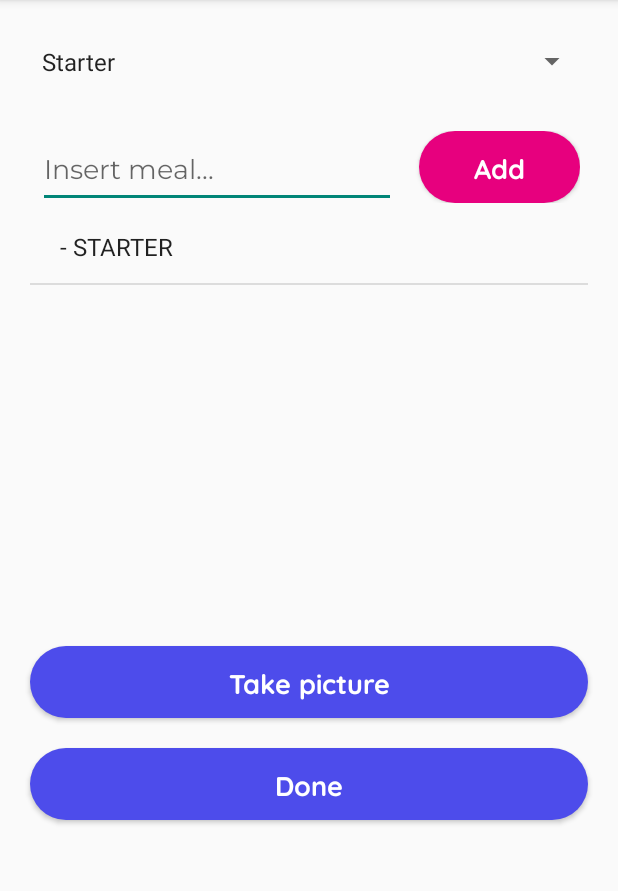
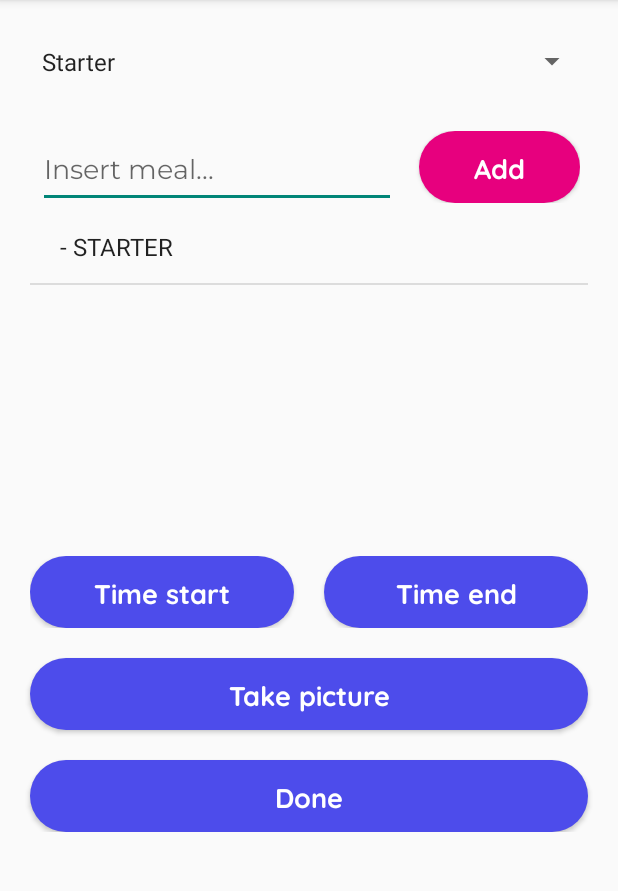
Before and after one commit to darkshadowultimate/weekplanning, an Android app: the AddLunchDinner screen opened directly, with no data from a screen before it, after a tap on "Add", on a phone screen of 412 x 824 dp, the part 75-966 px from its top. Run offline under Robolectric (Android 15) with nearby library versions, the phone set to English and light mode, and no system bars; our stand-ins replace Firebase (no records; nobody signed in at launch, a user with empty details on screens opened directly); libraries missing offline, so code that uses them is left out: com.google.api.client, com.google.api.services; 5 statements that could not run were skipped.

Commit message:
- Implementation of Google Calendar inside AddLunchDinner.java - Change behaviour of back button (now it redirectes to the past activity and nothing else)

```diff
--- a/app/src/main/java/it/unindubria/pdm/weekplanning/AddLunchDinner.java
+++ b/app/src/main/java/it/unindubria/pdm/weekplanning/AddLunchDinner.java
@@ -2,6 +2,7 @@ package it.unindubria.pdm.weekplanning;
 
 import android.Manifest;
 import android.app.Activity;
+import android.app.TimePickerDialog;
 import android.content.DialogInterface;
 import android.content.Intent;
 import android.content.pm.PackageManager;
@@ -15,6 +16,7 @@ import android.support.v4.content.ContextCompat;
 import android.support.v7.app.AlertDialog;
 import android.support.v7.app.AppCompatActivity;
 import android.os.Bundle;
+import android.util.Log;
 import android.view.View;
 import android.widget.AdapterView;
 import android.widget.ArrayAdapter;
@@ -23,7 +25,9 @@ import android.widget.EditText;
 import android.widget.ImageView;
 import android.widget.ListView;
 import android.widget.Spinner;
+import android.widget.TimePicker;
 
+import com.google.api.client.googleapis.extensions.android.gms.auth.UserRecoverableAuthIOException;
 import com.google.firebase.auth.FirebaseAuth;
 import com.google.firebase.auth.FirebaseUser;
 
@@ -31,33 +35,39 @@ import java.io.File;
 import java.io.FileOutputStream;
 import java.io.IOException;
 import java.util.ArrayList;
+import java.util.Calendar;
 import java.util.HashMap;
 import java.util.Map;
 
 public class AddLunchDinner extends AppCompatActivity implements View.OnClickListener {
-
-    // CONSTANTS
-    private final String[] SUBCATEGORIES_VOICES_DB = { "before", "first", "second", "after" };
-    private static final int CAMERA = 10;
-    private static final int READ_WRITE_FROM_STORAGE = 5;
-    private static final int TAKE_PHOTO_CODE = 11;
-
     // Firebase
     private FirebaseAuth mFirebaseAuth;
     private FirebaseUser mFirebaseUser;
     private String uid;
+    // Google Calendar API
+    // service => used to authenticate all requests to Google APIs with OAuth2
+    private com.google.api.services.calendar.Calendar service;
+    private GoogleCalendarEvent googleCalendarEvent = null;
+    private String weekPlanningCalendarId = "";
+    private String idGoogleCalendarEvent = "";
 
     // class' variables
     private ArrayList<Food> listFoodItemsLunchDinner;
+    private ArrayList<Food> listFoodItemsNew;
+    private ArrayList<Food> listFoodItemsToDelete;
     private ArrayAdapter<Food> adapterLunchDinner;
     private ListView listViewLunchDinner;
     private String dateSelected;
     private String lunchOrDinner;
     Map<String, Integer> prioritySubCategories;
+    private String startTime = null;
+    private String endTime = null;
 
     // UI elements
     private EditText editTextFood;
     private Button addFoodItemButton;
+    private Button timePickerStartButton;
+    private Button timePickerEndButton;
     private Button takePicture;
     private Button saveButton;
     private ImageView previewImage;
@@ -84,17 +94,26 @@ public class AddLunchDinner extends AppCompatActivity implements View.OnClickLis
             uid = mFirebaseUser.getUid();
         }
 
+        service = GoogleCalendarHelper.getCalendarBuilderInstance(
+                AddLunchDinner.this,
+                mFirebaseUser.getEmail()
+        );
+
         // connect elements to UI
-        editTextFood = findViewById(R.id.dinner_lunch_insert_food);
-        addFoodItemButton = findViewById(R.id.add_item_dinner_lunch);
+        editTextFood = findViewById(R.id.insert_food);
+        addFoodItemButton = findViewById(R.id.add_item_meal);
+        timePickerStartButton = findViewById(R.id.time_picker_start);
+        timePickerEndButton = findViewById(R.id.time_picker_end);
         takePicture = findViewById(R.id.take_picture_button);
-        saveButton = findViewById(R.id.dinner_lunch_finish_button);
+        saveButton = findViewById(R.id.finish_button);
         previewImage = findViewById(R.id.preview_image_meal);
-        listViewLunchDinner = findViewById(R.id.listview_dinner_lunch);
+        listViewLunchDinner = findViewById(R.id.list_food_items_meal);
         dropdown_subcategories = findViewById(R.id.dropdown_subcategory);
 
         // setting listeners
         addFoodItemButton.setOnClickListener(this);
+        timePickerStartButton.setOnClickListener(this);
+        timePickerEndButton.setOnClickListener(this);
         takePicture.setOnClickListener(this);
         saveButton.setOnClickListener(this);
         previewImage.setOnClickListener(this);
@@ -112,15 +131,36 @@ public class AddLunchDinner extends AppCompatActivity implements View.OnClickLis
         // saving the date choosen by the user already formatted
         dateSelected = mainActivityIntent.getStringExtra("dateString");
         lunchOrDinner = mainActivityIntent.getStringExtra("lunchOrDinner");
+        weekPlanningCalendarId = mainActivityIntent.getStringExtra("calendarId");
 
         // open connection to local SQLite database
         localDB = DBAdapter.getInstance(AddLunchDinner.this);
         localDB.openWrite();
 
+        // loading values of startTime and endTime from localDB
+        googleCalendarEvent = localDB.getGoogleCalendarEvent(dateSelected, lunchOrDinner);
+
+        if(googleCalendarEvent != null) {
+            Log.e("CHECK CLASS", "googleCalendarEvent IS NOT NULL");
+
+            startTime = googleCalendarEvent.getTimeStart();
+            endTime = googleCalendarEvent.getTimeEnd();
+            idGoogleCalendarEvent = googleCalendarEvent.getId();
+
+            Log.e("CHECK VARIABLES TIME", startTime + "  ---  " + endTime);
+
+            timePickerStartButton.setText(startTime);
+            timePickerEndButton.setText(endTime);
+        } else {
+            Log.e("CHECK CLASS", "googleCalendarEvent IS ABSOLUTELY NULL");
+        }
+
         handleAddMeals.setPreviewImage(uid, dateSelected, lunchOrDinner, previewImage, AddLunchDinner.this, AddLunchDinner.this);
 
         // setting up listview and adapter
         listFoodItemsLunchDinner = new ArrayList<Food>();
+        listFoodItemsNew = new ArrayList<Food>();
+        listFoodItemsToDelete = new ArrayList<Food>();
         adapterLunchDinner = new ArrayAdapter<Food>(AddLunchDinner.this, android.R.layout.simple_list_item_1, listFoodItemsLunchDinner);
         listViewLunchDinner.setAdapter(adapterLunchDinner);
 
@@ -131,7 +171,7 @@ public class AddLunchDinner extends AppCompatActivity implements View.OnClickLis
     @Override
     public void onClick(View view) {
         switch(view.getId()) {
-            case R.id.add_item_dinner_lunch:
+            case R.id.add_item_meal:
                 if(listFoodItemsLunchDinner.size() < 20) {
                     addFoodItem();
                 } else {
@@ -145,29 +185,72 @@ public class AddLunchDinner extends AppCompatActivity implements View.OnClickLis
             case R.id.preview_image_meal:
                 handleAddMeals.handleDeleteImage(true, uid, dateSelected, lunchOrDinner, previewImage, AddLunchDinner.this);
                 break;
+            case R.id.time_picker_start:
+                setTimeSelected(true);
+                break;
+            case R.id.time_picker_end:
+                setTimeSelected(false);
+                break;
             case R.id.take_picture_button:
                 takePictureFromCamera();
                 break;
-            case R.id.dinner_lunch_finish_button:
+            case R.id.finish_button:
                 finishActivityAndGoBack();
                 break;
         }
     }
 
     private String getSubcategoryStringValueForDB(String valueSelected) {
-        for(int i = 0; i < SUBCATEGORIES_VOICES_DB.length; i++) {
+        for(int i = 0; i < Helper.SUBCATEGORIES_VOICES_DB.length; i++) {
             if(dropdown_subcategories.getItemAtPosition(i).toString().equals(valueSelected)) {
-                return SUBCATEGORIES_VOICES_DB[i];
+                return Helper.SUBCATEGORIES_VOICES_DB[i];
             }
         }
         return null;
+    }
+
+    private void setTimeSelected(final boolean isStartTime) {
+        int initialHours, initialMinutes;
+
+        if(startTime != null && endTime != null) {
+            if(isStartTime) {
+                initialHours = helper.getHoursFromString(startTime);
+                initialMinutes = helper.getMinutesFromString(startTime);
+            } else {
+                initialHours = helper.getHoursFromString(endTime);
+                initialMinutes = helper.getMinutesFromString(endTime);
+            }
+        } else {
+            Calendar calendarUtil = Calendar.getInstance();
+
+            initialHours = calendarUtil.get(Calendar.HOUR_OF_DAY);
+            initialMinutes = calendarUtil.get(Calendar.MINUTE);
+        }
+
+        TimePickerDialog timePickerDialog = new TimePickerDialog(AddLunchDinner.this, new TimePickerDialog.OnTimeSetListener() {
+            @Override
+            public void onTimeSet(TimePicker view, int hourOfDay, int minute) {
+                String timeSelected = helper.getStringTime(hourOfDay, minute);
+                if(isStartTime) {
+                    startTime = timeSelected;
+                    timePickerStartButton.setText(startTime);
+                    Log.e("START TIME VALUE =====> ", startTime);
+                } else {
+                    endTime = timeSelected;
+                    timePickerEndButton.setText(endTime);
+                    Log.e("END TIME VALUE =====> ", endTime);
+                }
+            }
+        }, initialHours, initialMinutes, true);
+
+        timePickerDialog.show();
     }
 
     private void takePictureFromCamera() {
         Intent cameraIntent = handleAddMeals.takePicture(uid, dateSelected, lunchOrDinner, AddLunchDinner.this, AddLunchDinner.this);
 
         if(cameraIntent != null && cameraIntent.resolveActivity(getPackageManager()) != null) {
-            startActivityForResult(cameraIntent, TAKE_PHOTO_CODE);
+            startActivityForResult(cameraIntent, helper.getTakePictureCodeStartActivity(AddLunchDinner.this));
         }
     }
 
@@ -180,13 +263,15 @@ public class AddLunchDinner extends AppCompatActivity implements View.OnClickLis
         Food food = new Food(nameFoodItem, dateSelected, lunchOrDinner, subcategory, uid);
 
         food.setSubcategoryTranslation(getTranslationSubcategory(food.getSubcategory()));
-        //insertItemToArrayList(food);
-        listFoodItemsLunchDinner.add(getPositionToInsertItem(food), food);
-        //sortListFoodItems(listFoodItemsLunchDinner);
+
+        int positionToInsertItem = getPositionToInsertItem(food);
+
+        Log.e("POSITION TO INSERT THE ELEMENT =====> ", String.valueOf(positionToInsertItem));
+
+        listFoodItemsNew.add(food);
+        listFoodItemsLunchDinner.add(positionToInsertItem, food);
 
         adapterLunchDinner.notifyDataSetChanged();
-
-        saveInfoToDB(food);
 
         // The user could add more items at the time.
         // Clearing the focus and hiding the keyboard would be bad UX.
@@ -198,24 +283,13 @@ public class AddLunchDinner extends AppCompatActivity implements View.OnClickLis
         int counter;
 
         for(counter = 0; counter < listFoodItemsLunchDinner.size(); counter++) {
-            int priorityValItem = prioritySubCategories
-                    .get(listFoodItemsLunchDinner
-                            .get(counter).getSubcategory());
+            int priorityValItem = prioritySubCategories.get(listFoodItemsLunchDinner.get(counter).getSubcategory());
 
             if(priorityValArg < priorityValItem) {
                 return counter;
             }
         }
         return counter;
-    }
-
-    private void saveInfoToDB(Food item) {
-        if(listFoodItemsLunchDinner.size() > 0) {
-            // update local SQLite database
-            long idItem = localDB.insert(item);
-
-            item.setId(idItem);
-        }
     }
 
     private String getTranslationSubcategory(String keyword) {
@@ -231,7 +305,7 @@ public class AddLunchDinner extends AppCompatActivity implements View.OnClickLis
     }
 
     private void sortListFoodItems(ArrayList<Food> listToOrder) {
-        for (String valueCategory : SUBCATEGORIES_VOICES_DB) {
+        for (String valueCategory : Helper.SUBCATEGORIES_VOICES_DB) {
             for(Food item: listToOrder) {
                 if(item.getSubcategory().equals(valueCategory)) {
                     item.setSubcategoryTranslation(getTranslationSubcategory(item.getSubcategory()));
@@ -244,16 +318,89 @@ public class AddLunchDinner extends AppCompatActivity implements View.OnClickLis
         return;
     }
 
+    private void insertUpdateMealGoogleCalendar() {
+        final String allFoodItemsStringCalendarEvent = Helper.getStringListLunchDinnerItemsForDB(listFoodItemsLunchDinner, lunchOrDinner, AddLunchDinner.this);
+
+        if(startTime != null && endTime != null && listFoodItemsLunchDinner.size() > 0) {
+            new Thread(new Runnable() {
+                public void run() {
+                    try {
+                        if(googleCalendarEvent != null) {
+                            if(
+                                listFoodItemsNew.size() > 0 ||
+                                listFoodItemsToDelete.size() > 0 ||
+                                !googleCalendarEvent.getTimeStart().equals(startTime) ||
+                                !googleCalendarEvent.getTimeEnd().equals(endTime)
+                            ) {
+                                Log.e("CHECK FOR UPDATE EVENT", "UPDATE EVENT");
+
+                                GoogleCalendarHelper.updateCalendarEvent(
+                                        service,
+                                        weekPlanningCalendarId,
+                                        idGoogleCalendarEvent,
+                                        dateSelected,
+                                        startTime,
+                                        endTime,
+                                        allFoodItemsStringCalendarEvent
+                                );
+
+                                localDB.updateGoogleCalendarEvent(new GoogleCalendarEvent(
+                                        idGoogleCalendarEvent,
+                                        startTime,
+                                        endTime,
+                                        "",
+                                        dateSelected,
+                                        lunchOrDinner
+                                ));
+                            } else {
+                                Log.e("CHECK FOR UPDATE EVENT", "NOT UPDATED!!!!!");
+                            }
+                        } else {
+                            Log.e("CHECK FOR INSERT EVENT", "INSERT EVENT");
+
+                            idGoogleCalendarEvent = GoogleCalendarHelper.createNewEvent(
+                                    service,
+                                    weekPlanningCalendarId,
+                                    lunchOrDinner,
+                                    allFoodItemsStringCalendarEvent,
+                                    dateSelected,
+                                    startTime,
+                                    endTime
+                            );
+
+                            localDB.insertGoogleCalendarEvent(new GoogleCalendarEvent(
+                                    idGoogleCalendarEvent,
+                                    startTime,
+                                    endTime,
+                                    "",
+                                    dateSelected,
+                                    lunchOrDinner
+                            ));
+                        }
+                        updateLocalDB();
+                    } catch(UserRecoverableAuthIOException exc) {
+                        AddLunchDinner.this.startActivityForResult(
+                                exc.getIntent(),
+                                helper.getGoogleCalendarCodeStartActivity(AddLunchDinner.this)
+                        );
+                    } catch (IOException exc) {
+                        Log.e("CALENDAR INFO", "ERROR CALENDAR READING ID", exc);
+                    }
+                }
+            }).start();
+        }
+    }
+
     @Override
     public void onRequestPermissionsResult(int requestCode, @NonNull String[] permissions, @NonNull int[] grantResults) {
         super.onRequestPermissionsResult(requestCode, permissions, grantResults);
-        if (requestCode == CAMERA) {
+        if (requestCode == helper.getCameraPermissionCode(AddLunchDinner.this)) {
             if (grantResults[0] == PackageManager.PERMISSION_GRANTED) {
                 helper.displayWithToast(AddLunchDinner.this, "Now you can take pictures!");
             } else {
                 helper.displayWithToast(AddLunchDinner.this, "Cannot to take or save pictures");
             }
-        } else if (requestCode == READ_WRITE_FROM_STORAGE) {
+        } else if (requestCode == helper.getStoragePermissionCode(AddLunchDinner.this)) {
             if (grantResults[0] == PackageManager.PERMISSION_GRANTED) {
                 handleAddMeals.setPreviewImage(uid, dateSelected, lunchOrDinner, previewImage, AddLunchDinner.this, AddLunchDinner.this);
                 helper.displayWithToast(AddLunchDinner.this, "Take your picture again, please.");
@@ -267,7 +414,7 @@ public class AddLunchDinner extends AppCompatActivity implements View.OnClickLis
     protected void onActivityResult(int requestCode, int resultCode, Intent data) {
         super.onActivityResult(requestCode, resultCode, data);
 
-        if (requestCode == TAKE_PHOTO_CODE && resultCode == RESULT_OK) {
+        if (requestCode == helper.getTakePictureCodeStartActivity(AddLunchDinner.this) && resultCode == RESULT_OK) {
             handleAddMeals.setPreviewImage(uid, dateSelected, lunchOrDinner, previewImage, AddLunchDinner.this, AddLunchDinner.this);
         }
     }
@@ -285,10 +432,14 @@ public class AddLunchDinner extends AppCompatActivity implements View.OnClickLis
                     public void onClick(DialogInterface dialog, int which) {
                     Food item = listFoodItemsLunchDinner.get(position);
 
+                    if(!listFoodItemsNew.contains(item)) {
+                        listFoodItemsToDelete.add(item);
+                    } else {
+                        listFoodItemsNew.remove(item);
+                    }
+
                     listFoodItemsLunchDinner.remove(position);
                     adapterLunchDinner.notifyDataSetChanged();
-
-                            localDB.removeFoodItem(item.getId());
                     }
                 })
                 .setNegativeButton("No", null)
@@ -297,13 +448,76 @@ public class AddLunchDinner extends AppCompatActivity implements View.OnClickLis
         });
     }
 
+    private void updateLocalDB() {
+        Helper.addAllFoodItemsToDBWhichWereAdded(localDB, listFoodItemsNew);
+        Helper.deleteAllFoodItemsFromDBWhichWereRemoved(localDB, listFoodItemsToDelete);
+    }
+
     private void finishActivityAndGoBack() {
+        Log.e("CONDITION START_TIME & END_TIME =======> ", String.valueOf(startTime != null && endTime != null));
+        // startTime and endTime must have a value
+        if(startTime != null && endTime != null) {
+            Log.e("START_TIME AND END_TIME HAVE VALUES", startTime + " ---- " + endTime);
+            // startTime must be less than endTime
+            if(helper.isEndTimeBiggerThanStartTime(startTime, endTime)) {
+                // if there are no meal's items,
+                // than delete the google calendar's event and the meal's picture (if they exist)
+                // otherwise update the SQLite DB and the google calendar's event
+                if(listFoodItemsLunchDinner.size() == 0) {
+                    Log.e("deleteGoogleCalendarEvent", "CALL FUNCTION TO DELETE");
+                    updateLocalDB();
+                    // delete the image
+                    handleAddMeals.handleDeleteImage(false, uid, dateSelected, lunchOrDinner, previewImage, AddLunchDinner.this);
+                    // delete the google calendar's event
+                    Helper.deleteGoogleCalendarEvent(
+                            service,
+                            localDB,
+                            googleCalendarEvent,
+                            weekPlanningCalendarId,
+                            idGoogleCalendarEvent,
+                            dateSelected,
+                            lunchOrDinner
+                    );
+                } else {
+                    Log.e("insertUpdateMealGoogleCalendar", "CALL FUNCTION TO INSERT OR UPDATE");
+                    // insert or update a google calendar's event
+                    insertUpdateMealGoogleCalendar();
+                }
+                // set the result of the activityForResult and terminate the activity
                 setResult(Activity.RESULT_OK, new Intent());
                 finish();
+            } else {
+                Log.e("ERROR START_TIME > END_TIME =======> ", startTime + " ---- " + endTime);
+                // warn the user than the startTime must be less than endTime
+                helper.displayWithDialog(
+                        AddLunchDinner.this,
+                        getString(R.string.error_timestart_less_than_timeend_title),
+                        getString(R.string.error_timestart_less_than_timeend_message)
+                );
+            }
+        } else if(listFoodItemsLunchDinner.size() > 0) {
+            Log.e(
+            "ERROR START_TIME OR/AND END_TIME HAVE NO VALUES =======> ",
+            (startTime == null ? "null" : startTime) + " ---- " + (endTime == null ? "null" : endTime)
+            );
+            // if there are meal's items and the startTime or the endTime is not set,
+            // display an error message
+            helper.displayWithDialog(
+                    AddLunchDinner.this,
+                    getString(R.string.error_time_not_selected_title),
+                    getString(R.string.error_time_not_selected_message)
+            );
+        } else {
+            // if there are no meal's items and the time is not set,
+            // than terminate the activity
+            setResult(Activity.RESULT_OK, new Intent());
+            finish();
+        }
     }
 
     @Override
     public void onBackPressed() {
-        finishActivityAndGoBack();
+        setResult(Activity.RESULT_OK, new Intent());
+        finish();
     }
 }
--- a/app/src/main/res/layout/activity_add_lunch_dinner.xml
+++ b/app/src/main/res/layout/activity_add_lunch_dinner.xml
@@ -26,77 +26,7 @@
             android:paddingVertical="10dp"
             android:entries="@array/dropdown_part_meal"/>
 
-        <LinearLayout
-            android:layout_width="match_parent"
-            android:layout_height="wrap_content"
-            android:orientation="horizontal"
-            android:layout_marginHorizontal="20dp"
-            android:layout_marginTop="20dp"
-            android:padding="5dp">
-
-            <EditText
-                android:id="@+id/dinner_lunch_insert_food"
-                android:layout_width="wrap_content"
-                android:layout_height="wrap_content"
-                android:layout_weight="1"
-                android:layout_marginRight="15dp"
-                android:ems="10"
-                android:inputType="textPersonName"
-                android:fontFamily="@font/montserrat"
-                android:hint="@string/insert_item_breakfast" />
-
-            <Button
-                android:id="@+id/add_item_dinner_lunch"
-                android:layout_width="wrap_content"
-                android:layout_height="wrap_content"
-                android:layout_weight="1"
-                android:background="@drawable/custom_button"
-                android:backgroundTint="@color/colorAddButton"
-                android:fontFamily="@font/quicksand_bold"
-                android:text="@string/button_add_item_meal"
-                android:textAllCaps="false"
-                android:textColor="@color/textColorCustomButton"
-                android:textSize="18sp" />
-        </LinearLayout>
-
-        <ListView
-            android:id="@+id/listview_dinner_lunch"
-            android:layout_width="match_parent"
-            android:layout_height="260dp"
-            android:layout_marginHorizontal="20dp" />
-
-        <ImageView
-            android:id="@+id/preview_image_meal"
-            android:layout_width="match_parent"
-            android:layout_height="wrap_content"
-            android:maxHeight="200dp"
-            android:adjustViewBounds="true"
-            android:layout_marginHorizontal="5dp" />
-
-        <Button
-            android:id="@+id/take_picture_button"
-            android:layout_width="match_parent"
-            android:layout_height="wrap_content"
-            android:layout_marginHorizontal="20dp"
-            android:layout_marginTop="30dp"
-            android:background="@drawable/custom_button"
-            android:fontFamily="@font/quicksand_bold"
-            android:text="@string/button_take_picture"
-            android:textAllCaps="false"
-            android:textColor="@color/textColorCustomButton"
-            android:textSize="18sp" />
-
-        <Button
-            android:id="@+id/dinner_lunch_finish_button"
-            android:layout_width="match_parent"
-            android:layout_height="wrap_content"
-            android:layout_marginHorizontal="20dp"
-            android:layout_marginTop="20dp"
-            android:background="@drawable/custom_button"
-            android:fontFamily="@font/quicksand_bold"
-            android:text="@string/button_done"
-            android:textAllCaps="false"
-            android:textColor="@color/textColorCustomButton"
-            android:textSize="18sp" />
+        <include
+            layout="@layout/layout_common_setmeal"/>
     </LinearLayout>
 </ScrollView>
```
Also changed, not shown: app/src/main/java/it/unindubria/pdm/weekplanning/AddBreakfast.java (+3 -15 lines), app/src/main/java/it/unindubria/pdm/weekplanning/Helper.java (+24 -0 lines), app/src/main/java/it/unindubria/pdm/weekplanning/MainActivity.java (+13 -9 lines). Lines whose indentation alone changed are shown as unchanged.
